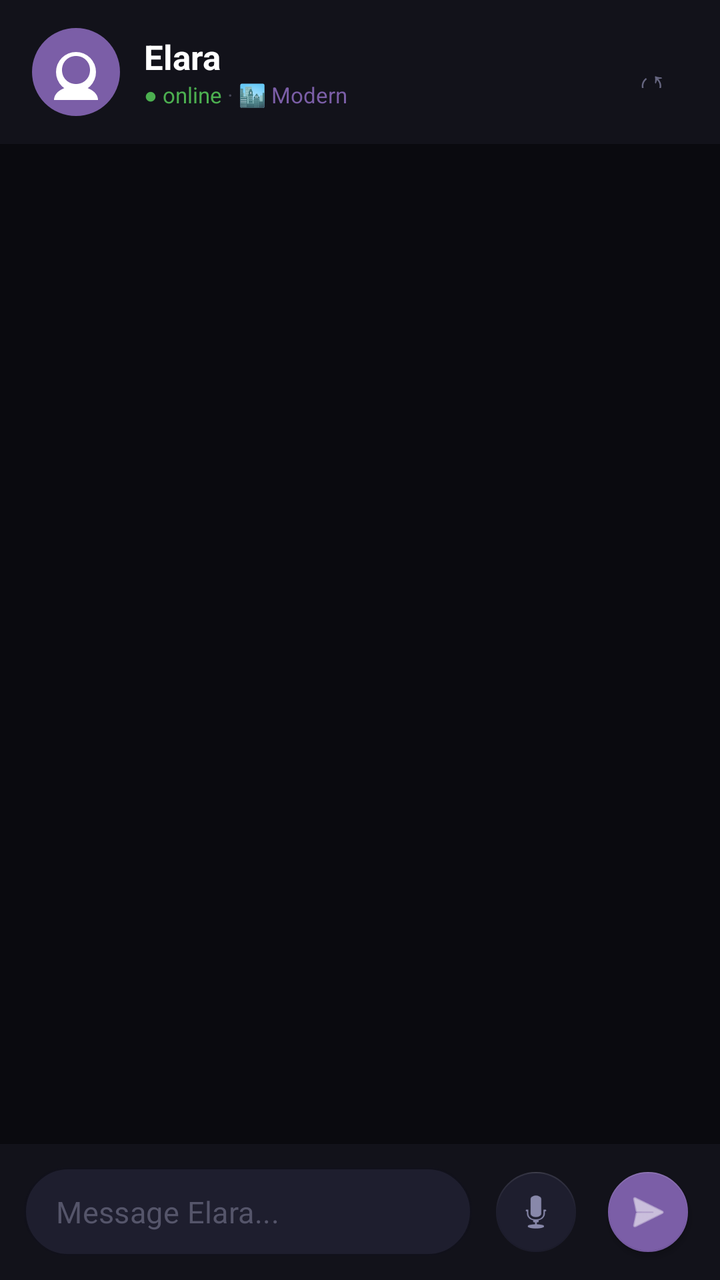
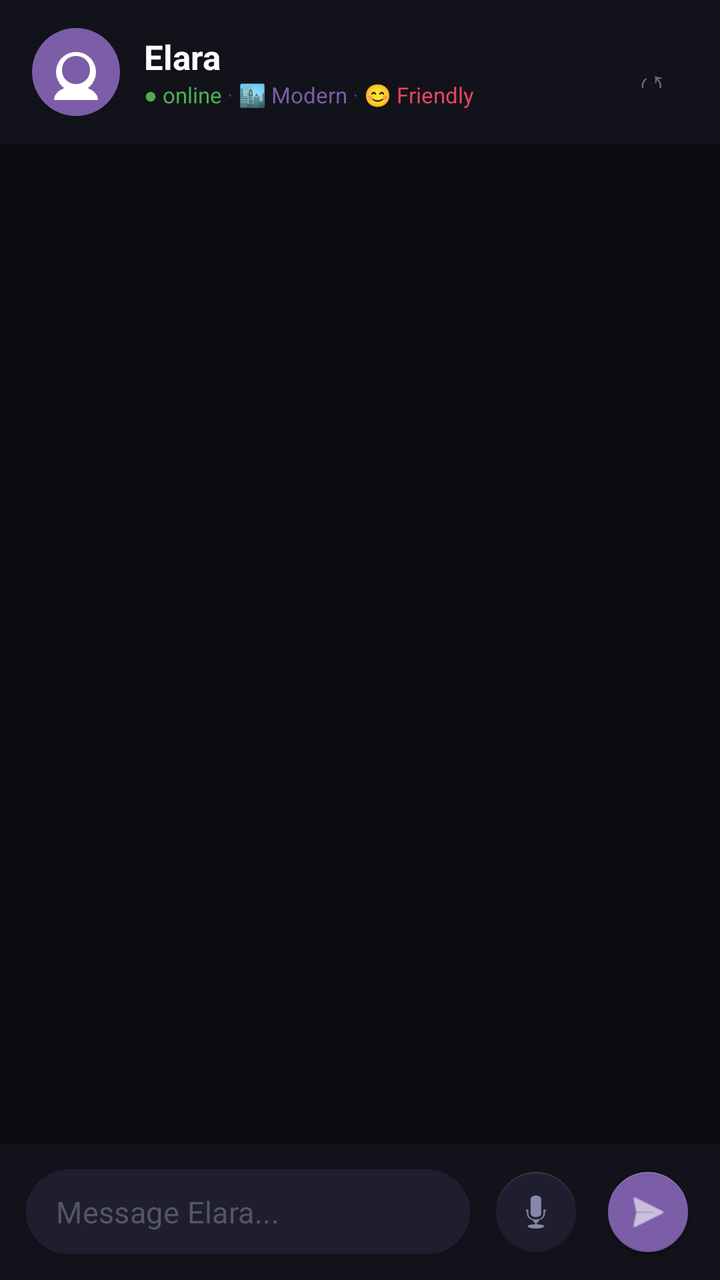

Before-and-after screenshots of an Android layout around one commit, followed by the original layout XML and the change that was made.
<!-- AndroidManifest.xml: application theme Theme.ElaraApp -->
<!-- res/layout/activity_main.xml -->
<?xml version="1.0" encoding="utf-8"?>
<androidx.constraintlayout.widget.ConstraintLayout
    xmlns:android="http://schemas.android.com/apk/res/android"
    xmlns:app="http://schemas.android.com/apk/res-auto"
    android:layout_width="match_parent"
    android:layout_height="match_parent"
    android:background="#0A0A0F">

    
    <LinearLayout
        android:id="@+id/header"
        android:layout_width="0dp"
        android:layout_height="72dp"
        android:orientation="horizontal"
        android:gravity="center_vertical"
        android:paddingHorizontal="16dp"
        android:background="#12121A"
        app:layout_constraintTop_toTopOf="parent"
        app:layout_constraintStart_toStartOf="parent"
        app:layout_constraintEnd_toEndOf="parent">

        <ImageView
            android:id="@+id/avatarImage"
            android:layout_width="44dp"
            android:layout_height="44dp"
            android:src="@drawable/avatar_elara"
            android:scaleType="centerCrop"
            android:background="@drawable/avatar_bg"
            android:clickable="true"
            android:focusable="true" />

        <LinearLayout
            android:layout_width="0dp"
            android:layout_height="wrap_content"
            android:layout_weight="1"
            android:orientation="vertical"
            android:layout_marginStart="12dp">

            <LinearLayout
                android:layout_width="wrap_content"
                android:layout_height="wrap_content"
                android:orientation="horizontal"
                android:gravity="center_vertical">

                <TextView
                    android:layout_width="wrap_content"
                    android:layout_height="wrap_content"
                    android:text="Elara"
                    android:textColor="#FFFFFF"
                    android:textSize="17sp"
                    android:textStyle="bold" />

                <TextView
                    android:id="@+id/escalationText"
                    android:layout_width="wrap_content"
                    android:layout_height="wrap_content"
                    android:layout_marginStart="6dp"
                    android:textColor="#E94560"
                    android:textSize="10sp" />

            </LinearLayout>

            <LinearLayout
                android:layout_width="wrap_content"
                android:layout_height="wrap_content"
                android:orientation="horizontal"
                android:gravity="center_vertical">

                <TextView
                    android:id="@+id/statusText"
                    android:layout_width="wrap_content"
                    android:layout_height="wrap_content"
                    android:text="● online"
                    android:textColor="#4CAF50"
                    android:textSize="11sp" />

                <TextView
                    android:layout_width="wrap_content"
                    android:layout_height="wrap_content"
                    android:text=" · "
                    android:textColor="#444455"
                    android:textSize="11sp" />

                <TextView
                    android:id="@+id/worldLabel"
                    android:layout_width="wrap_content"
                    android:layout_height="wrap_content"
                    android:text="🏙️ Modern"
                    android:textColor="#7B5EA7"
                    android:textSize="11sp"
                    android:clickable="true"
                    android:focusable="true" />

            </LinearLayout>

        </LinearLayout>

        <com.google.android.material.button.MaterialButton
            android:id="@+id/clearButton"
            android:layout_width="36dp"
            android:layout_height="36dp"
            android:text="↺"
            android:textSize="18sp"
            android:textColor="#666680"
            style="@style/Widget.MaterialComponents.Button.TextButton"
            app:rippleColor="#22FFFFFF" />

    </LinearLayout>

    
    <androidx.recyclerview.widget.RecyclerView
        android:id="@+id/chatRecycler"
        android:layout_width="0dp"
        android:layout_height="0dp"
        android:paddingHorizontal="12dp"
        android:paddingVertical="8dp"
        android:clipToPadding="false"
        app:layout_constraintTop_toBottomOf="@id/header"
        app:layout_constraintStart_toStartOf="parent"
        app:layout_constraintEnd_toEndOf="parent"
        app:layout_constraintBottom_toTopOf="@id/inputContainer" />

    
    <LinearLayout
        android:id="@+id/inputContainer"
        android:layout_width="0dp"
        android:layout_height="wrap_content"
        android:orientation="horizontal"
        android:gravity="center_vertical"
        android:paddingHorizontal="12dp"
        android:paddingVertical="10dp"
        android:background="#12121A"
        app:layout_constraintBottom_toBottomOf="parent"
        app:layout_constraintStart_toStartOf="parent"
        app:layout_constraintEnd_toEndOf="parent">

        <com.google.android.material.textfield.TextInputLayout
            android:layout_width="0dp"
            android:layout_height="wrap_content"
            android:layout_weight="1"
            style="@style/Widget.MaterialComponents.TextInputLayout.OutlinedBox"
            app:boxBackgroundColor="#1E1E2E"
            app:boxStrokeColor="#2A2A3E"
            app:boxCornerRadiusTopStart="24dp"
            app:boxCornerRadiusTopEnd="24dp"
            app:boxCornerRadiusBottomStart="24dp"
            app:boxCornerRadiusBottomEnd="24dp"
            app:hintEnabled="false">

            <com.google.android.material.textfield.TextInputEditText
                android:id="@+id/messageInput"
                android:layout_width="match_parent"
                android:layout_height="wrap_content"
                android:hint="Message Elara..."
                android:textColor="#FFFFFF"
                android:textColorHint="#55556A"
                android:textSize="15sp"
                android:paddingHorizontal="16dp"
                android:paddingVertical="12dp"
                android:background="@null"
                android:inputType="text"
                android:singleLine="true"
                android:imeOptions="actionSend" />

        </com.google.android.material.textfield.TextInputLayout>

        <com.google.android.material.floatingactionbutton.FloatingActionButton
            android:id="@+id/micButton"
            android:layout_width="wrap_content"
            android:layout_height="wrap_content"
            android:layout_marginStart="8dp"
            android:src="@android:drawable/ic_btn_speak_now"
            app:backgroundTint="#1E1E2E"
            app:tint="#8888AA"
            app:fabSize="mini"
            app:elevation="0dp" />

        <com.google.android.material.floatingactionbutton.FloatingActionButton
            android:id="@+id/sendButton"
            android:layout_width="wrap_content"
            android:layout_height="wrap_content"
            android:layout_marginStart="8dp"
            android:src="@android:drawable/ic_menu_send"
            app:backgroundTint="#7B5EA7"
            app:tint="#FFFFFF"
            app:fabSize="mini"
            app:elevation="2dp" />

    </LinearLayout>

</androidx.constraintlayout.widget.ConstraintLayout>
<!-- resources referenced by this layout -->
<resources>
  <!-- drawable avatar_bg (drawable) -->
  <?xml version="1.0" encoding="utf-8"?>
  <shape xmlns:android="http://schemas.android.com/apk/res/android"
      android:shape="oval">
      <solid android:color="#7B5EA7" />
  </shape>
  <!-- drawable avatar_elara (drawable) -->
  <?xml version="1.0" encoding="utf-8"?>
  <vector xmlns:android="http://schemas.android.com/apk/res/android"
      android:width="44dp"
      android:height="44dp"
      android:viewportWidth="44"
      android:viewportHeight="44">
      <path
          android:fillColor="#FFFFFF"
          android:pathData="M22,22m-10,0a10,10 0,1 1,20 0a10,10 0,1 1,-20 0" />
      <path
          android:fillColor="#7B5EA7"
          android:pathData="M22,14 C18,14 15,17 15,21 C15,25 18,28 22,28 C26,28 29,25 29,21 C29,17 26,14 22,14Z" />
      <path
          android:fillColor="#FFFFFF"
          android:pathData="M22,29 C16,29 11,32 11,36 L33,36 C33,32 28,29 22,29Z" />
  </vector>
  <style name="Theme.ElaraApp" parent="Theme.MaterialComponents.DayNight.DarkActionBar">
          <item name="colorPrimary">#1A1A2E</item>
          <item name="colorPrimaryVariant">#16213E</item>
          <item name="colorOnPrimary">#FFFFFF</item>
          <item name="colorSecondary">#E94560</item>
          <item name="colorOnSecondary">#FFFFFF</item>
          <item name="android:statusBarColor">#1A1A2E</item>
      </style>
</resources>

<!-- the commit's change to res/layout/activity_main.xml (unified diff, before → after) -->
@@ -87,6 +87,23 @@
                     android:layout_height="wrap_content"
                     android:text="🏙️ Modern"
                     android:textColor="#7B5EA7"
+                    android:textSize="11sp"
+                    android:clickable="true"
+                    android:focusable="true" />
+
+                <TextView
+                    android:layout_width="wrap_content"
+                    android:layout_height="wrap_content"
+                    android:text=" · "
+                    android:textColor="#444455"
+                    android:textSize="11sp" />
+
+                <TextView
+                    android:id="@+id/personalityLabel"
+                    android:layout_width="wrap_content"
+                    android:layout_height="wrap_content"
+                    android:text="😊 Friendly"
+                    android:textColor="#E94560"
                     android:textSize="11sp"
                     android:clickable="true"
                     android:focusable="true" />
